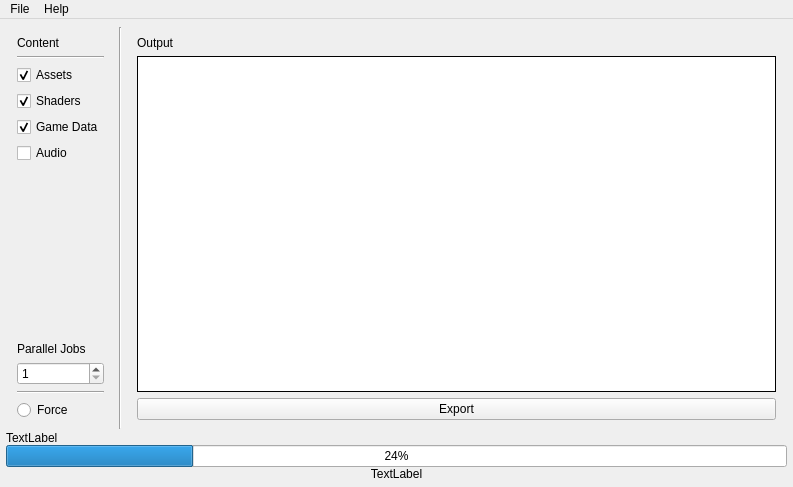
Qt form code/qttoolkit/batchexporter/ui/batchexporterqt.ui (gscept/nebula-trifid) before a commit.
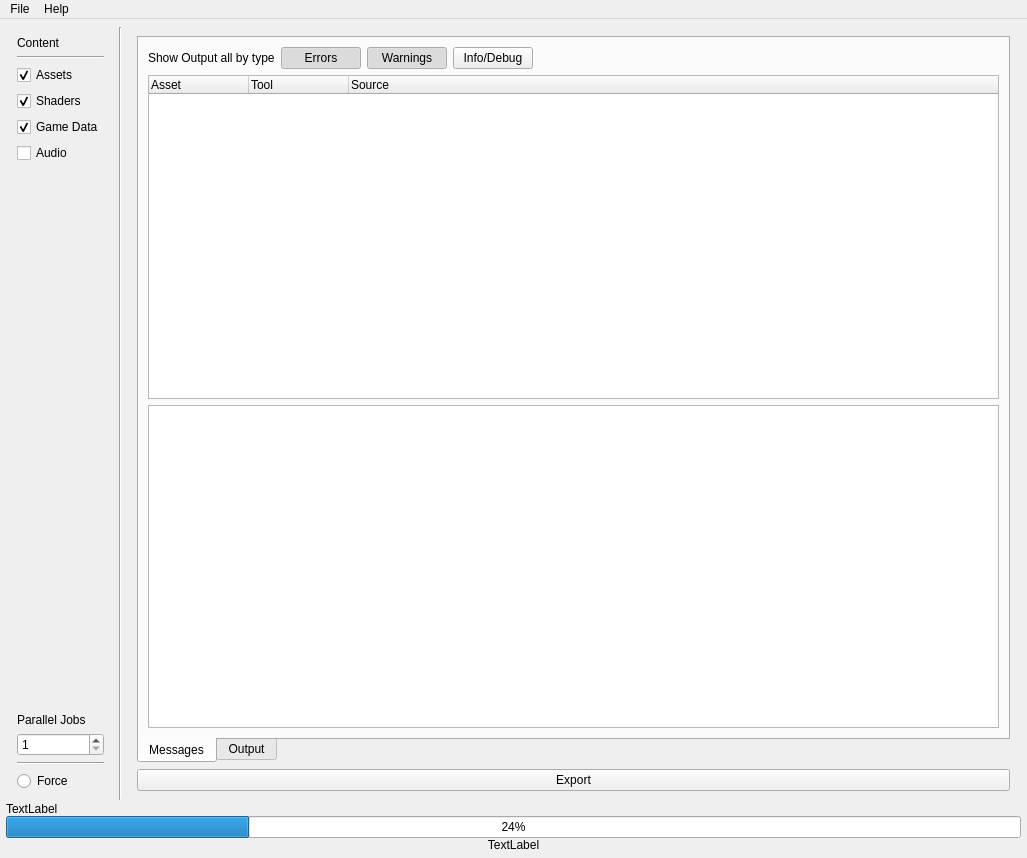
The same form after that commit.

Commit message: *batchexporter* - started integrating filtered message output to old batchexporter and to the assetbatcher. kinda wip

What changed in the file:
```diff
--- a/code/qttoolkit/batchexporter/ui/batchexporterqt.ui
+++ b/code/qttoolkit/batchexporter/ui/batchexporterqt.ui
@@ -6,8 +6,8 @@
    <rect>
     <x>0</x>
     <y>0</y>
-    <width>793</width>
-    <height>487</height>
+    <width>1027</width>
+    <height>858</height>
    </rect>
   </property>
   <property name="font">
@@ -64,20 +64,157 @@
          </property>
          <layout class="QGridLayout" name="gridLayout_5">
           <item row="0" column="0">
-           <widget class="QLabel" name="label_2">
+           <widget class="QTabWidget" name="tabWidget">
+            <property name="tabPosition">
+             <enum>QTabWidget::South</enum>
+            </property>
+            <property name="currentIndex">
+             <number>0</number>
+            </property>
+            <widget class="QWidget" name="messageTab">
+             <attribute name="title">
+              <string>Messages</string>
+             </attribute>
+             <layout class="QGridLayout" name="gridLayout_4">
+              <item row="0" column="0">
+               <layout class="QHBoxLayout" name="horizontalLayout">
+                <item>
+                 <widget class="QLabel" name="label_4">
+                  <property name="sizePolicy">
+                   <sizepolicy hsizetype="Maximum" vsizetype="Preferred">
+                    <horstretch>0</horstretch>
+                    <verstretch>0</verstretch>
+                   </sizepolicy>
+                  </property>
             <property name="text">
+                   <string>Show Output all by type</string>
+                  </property>
+                 </widget>
+                </item>
+                <item>
+                 <widget class="QPushButton" name="errorFilter">
+                  <property name="sizePolicy">
+                   <sizepolicy hsizetype="Maximum" vsizetype="Fixed">
+                    <horstretch>0</horstretch>
+                    <verstretch>0</verstretch>
+                   </sizepolicy>
+                  </property>
+                  <property name="text">
+                   <string>Errors</string>
+                  </property>
+                  <property name="checkable">
+                   <bool>true</bool>
+                  </property>
+                  <property name="checked">
+                   <bool>true</bool>
+                  </property>
+                  <property name="default">
+                   <bool>false</bool>
+                  </property>
+                  <property name="flat">
+                   <bool>false</bool>
+                  </property>
+                 </widget>
+                </item>
+                <item>
+                 <widget class="QPushButton" name="warningsFilter">
+                  <property name="sizePolicy">
+                   <sizepolicy hsizetype="Maximum" vsizetype="Fixed">
+                    <horstretch>0</horstretch>
+                    <verstretch>0</verstretch>
+                   </sizepolicy>
+                  </property>
+                  <property name="text">
+                   <string>Warnings</string>
+                  </property>
+                  <property name="checkable">
+                   <bool>true</bool>
+                  </property>
+                  <property name="checked">
+                   <bool>true</bool>
+                  </property>
+                 </widget>
+                </item>
+                <item>
+                 <widget class="QPushButton" name="infoFilter">
+                  <property name="sizePolicy">
+                   <sizepolicy hsizetype="Maximum" vsizetype="Fixed">
+                    <horstretch>0</horstretch>
+                    <verstretch>0</verstretch>
+                   </sizepolicy>
+                  </property>
+                  <property name="text">
+                   <string>Info/Debug</string>
+                  </property>
+                  <property name="checkable">
+                   <bool>true</bool>
+                  </property>
+                 </widget>
+                </item>
+                <item>
+                 <spacer name="horizontalSpacer">
+                  <property name="orientation">
+                   <enum>Qt::Horizontal</enum>
+                  </property>
+                  <property name="sizeHint" stdset="0">
+                   <size>
+                    <width>40</width>
+                    <height>20</height>
+                   </size>
+                  </property>
+                 </spacer>
+                </item>
+               </layout>
+              </item>
+              <item row="1" column="0">
+               <widget class="QTreeWidget" name="messageList">
+                <property name="editTriggers">
+                 <set>QAbstractItemView::NoEditTriggers</set>
+                </property>
+                <property name="alternatingRowColors">
+                 <bool>false</bool>
+                </property>
+                <property name="selectionMode">
+                 <enum>QAbstractItemView::SingleSelection</enum>
+                </property>
+                <property name="selectionBehavior">
+                 <enum>QAbstractItemView::SelectRows</enum>
+                </property>
+                <property name="columnCount">
+                 <number>3</number>
+                </property>
+                <column>
+                 <property name="text">
+                  <string>Asset</string>
+                 </property>
+                </column>
+                <column>
+                 <property name="text">
+                  <string>Tool</string>
+                 </property>
+                </column>
+                <column>
+                 <property name="text">
+                  <string>Source</string>
+                 </property>
+                </column>
+               </widget>
+              </item>
+              <item row="2" column="0">
+               <widget class="QTextEdit" name="messageText">
+                <property name="readOnly">
+                 <bool>true</bool>
+                </property>
+               </widget>
+              </item>
+             </layout>
+            </widget>
+            <widget class="QWidget" name="outTab">
+             <attribute name="title">
              <string>Output</string>
-            </property>
-           </widget>
-          </item>
-          <item row="2" column="0">
-           <widget class="QPushButton" name="exportButton">
-            <property name="text">
-             <string>Export</string>
-            </property>
-           </widget>
-          </item>
-          <item row="1" column="0">
+             </attribute>
+             <layout class="QGridLayout" name="gridLayout_6">
+              <item row="0" column="0">
            <widget class="QTextEdit" name="outputText">
             <property name="enabled">
              <bool>true</bool>
@@ -131,6 +268,17 @@
           </item>
          </layout>
         </widget>
+           </widget>
+          </item>
+          <item row="2" column="0">
+           <widget class="QPushButton" name="exportButton">
+            <property name="text">
+             <string>Export</string>
+            </property>
+           </widget>
+          </item>
+         </layout>
+        </widget>
        </item>
        <item row="0" column="0" rowspan="3">
         <widget class="QFrame" name="frame_2">
@@ -297,7 +445,7 @@
     <rect>
      <x>0</x>
      <y>0</y>
-     <width>793</width>
+     <width>1027</width>
      <height>21</height>
     </rect>
    </property>
```
Lines whose indentation alone changed are shown as unchanged. The commit also changes 6 other files.
